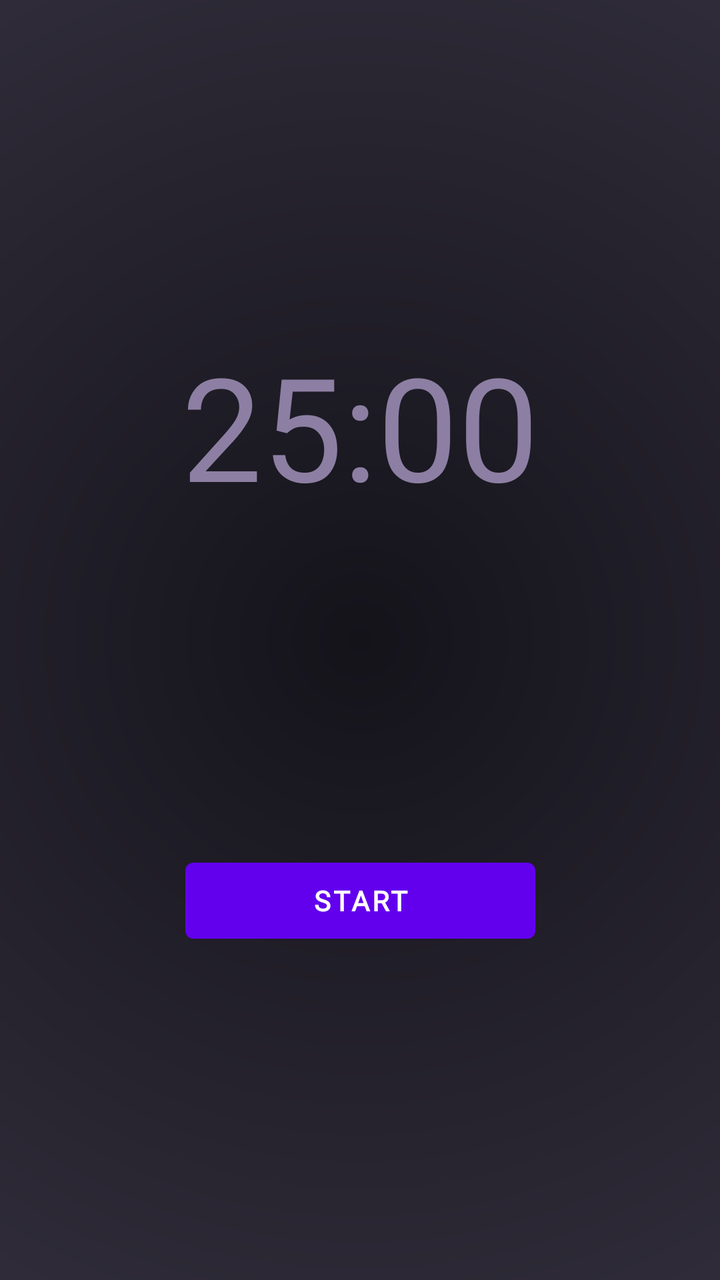
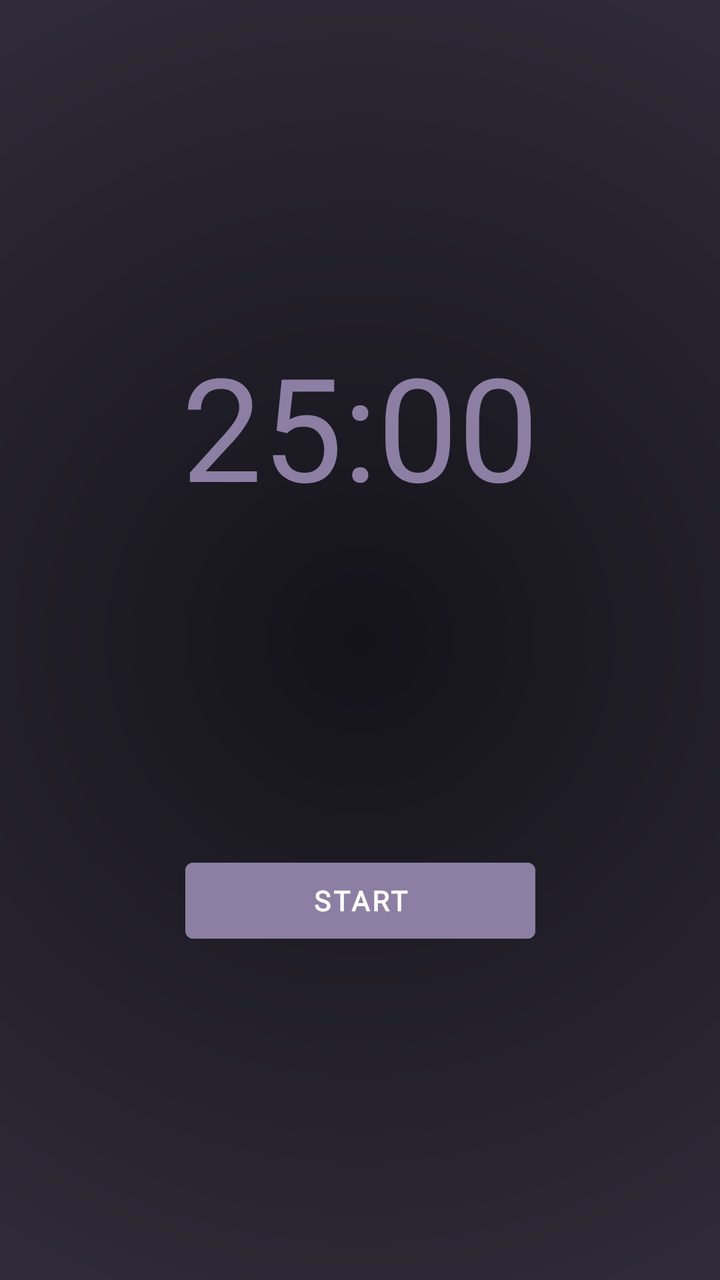

Two renders of the same Android screen: before a commit and after it. Below are the layout's source before the change and the commit's diff.
<!-- AndroidManifest.xml: application theme Theme.PomodoroGothic -->
<!-- res/layout/fragment_home.xml -->
<?xml version="1.0" encoding="utf-8"?>
<androidx.constraintlayout.widget.ConstraintLayout xmlns:android="http://schemas.android.com/apk/res/android"
    xmlns:app="http://schemas.android.com/apk/res-auto"
    xmlns:tools="http://schemas.android.com/tools"
    android:layout_width="match_parent"
    android:layout_height="match_parent"
    tools:context=".ui.home.HomeFragment"
    android:background="@drawable/smoky_vingette">

    <TextView
        android:id="@+id/text_home"
        android:layout_width="match_parent"
        android:layout_height="wrap_content"
        android:layout_marginStart="8dp"
        android:layout_marginTop="8dp"
        android:layout_marginEnd="8dp"
        android:textAlignment="center"
        android:textSize="20sp"
        app:layout_constraintBottom_toBottomOf="parent"
        app:layout_constraintEnd_toEndOf="parent"
        app:layout_constraintStart_toStartOf="parent"
        app:layout_constraintTop_toTopOf="parent" />

    <TextView
        android:id="@+id/timerText"
        android:layout_width="match_parent"
        android:layout_height="wrap_content"
        app:layout_constraintEnd_toEndOf="parent"
        app:layout_constraintHorizontal_bias="0.5"
        app:layout_constraintStart_toStartOf="parent"
        tools:layout_editor_absoluteY="56dp"
        android:textAlignment="center"
        android:text="@string/timer_default"
        android:textColor="@color/lt_accent_2"
        android:textSize="72sp"
        app:layout_constraintTop_toTopOf="parent"
        app:layout_constraintBottom_toTopOf="@+id/start_stop"
        android:fontFamily="@font/manufacturingconsent_regular" />

    <Button
        android:id="@+id/start_stop"
        android:layout_width="175dp"
        android:layout_height="50dp"
        app:layout_constraintEnd_toEndOf="parent"
        app:layout_constraintHorizontal_bias="0.5"
        app:layout_constraintStart_toStartOf="parent"
        tools:layout_editor_absoluteY="56dp"
        app:layout_constraintBottom_toBottomOf="parent"
        app:layout_constraintTop_toBottomOf="@+id/timerText"
        android:text="@string/button_default"
        android:fontFamily="@font/body_font"
        android:textStyle="bold"
        />
</androidx.constraintlayout.widget.ConstraintLayout>
<!-- resources referenced by this layout -->
<resources>
  <color name="lt_accent_2">#8D7FA3</color>
  <!-- drawable smoky_vingette (drawable) -->
  <?xml version="1.0" encoding="utf-8"?>
  <shape xmlns:android="http://schemas.android.com/apk/res/android"
      android:shape="rectangle">
      <gradient
          android:type="radial"
          android:centerX="50%"
          android:centerY="50%"
          android:gradientRadius="450%p"
  
          android:startColor="@color/dk_base_1"
          android:endColor="@color/lt_accent_2" />
  </shape>
  <string name="button_default">Start</string>
  <string name="timer_default">25:00</string>
  <style name="Theme.PomodoroGothic" parent="Theme.MaterialComponents.DayNight.NoActionBar">
          
          <item name="colorPrimary">@color/purple_500</item>
          <item name="colorPrimaryVariant">@color/purple_700</item>
          <item name="colorOnPrimary">@color/white</item>
          
          <item name="colorSecondary">@color/teal_200</item>
          <item name="colorSecondaryVariant">@color/teal_700</item>
          <item name="colorOnSecondary">@color/black</item>
          
          <item name="android:statusBarColor">?attr/colorPrimaryVariant</item>
          
      </style>
  <color name="dk_base_1">#14131A</color>
  <color name="purple_500">#FF6200EE</color>
  <color name="purple_700">#FF3700B3</color>
  <color name="white">#FFFFFFFF</color>
  <color name="teal_200">#FF03DAC5</color>
  <color name="teal_700">#FF018786</color>
  <color name="black">#FF000000</color>
</resources>

<!-- the commit's change to res/layout/fragment_home.xml (unified diff, before → after) -->
@@ -20,6 +20,14 @@
         app:layout_constraintEnd_toEndOf="parent"
         app:layout_constraintStart_toStartOf="parent"
         app:layout_constraintTop_toTopOf="parent" />
+    <TextView
+        android:layout_width="match_parent"
+        android:layout_height="wrap_content"
+        android:id="@+id/current_state_label"
+        app:layout_constraintTop_toTopOf="parent"
+        app:layout_constraintBottom_toTopOf="@id/timerText"
+        android:layout_marginTop="150dp"/>
+
 
     <TextView
         android:id="@+id/timerText"
@@ -50,5 +58,13 @@
         android:text="@string/button_default"
         android:fontFamily="@font/body_font"
         android:textStyle="bold"
+        android:backgroundTint="@color/lt_accent_2"
         />
+
+    <TextView
+        android:layout_width="match_parent"
+        android:layout_height="wrap_content"
+        android:id="@+id/rounds_text"
+        app:layout_constraintTop_toBottomOf="@id/start_stop"
+        app:layout_constraintBottom_toBottomOf="parent"/>
 </androidx.constraintlayout.widget.ConstraintLayout>
